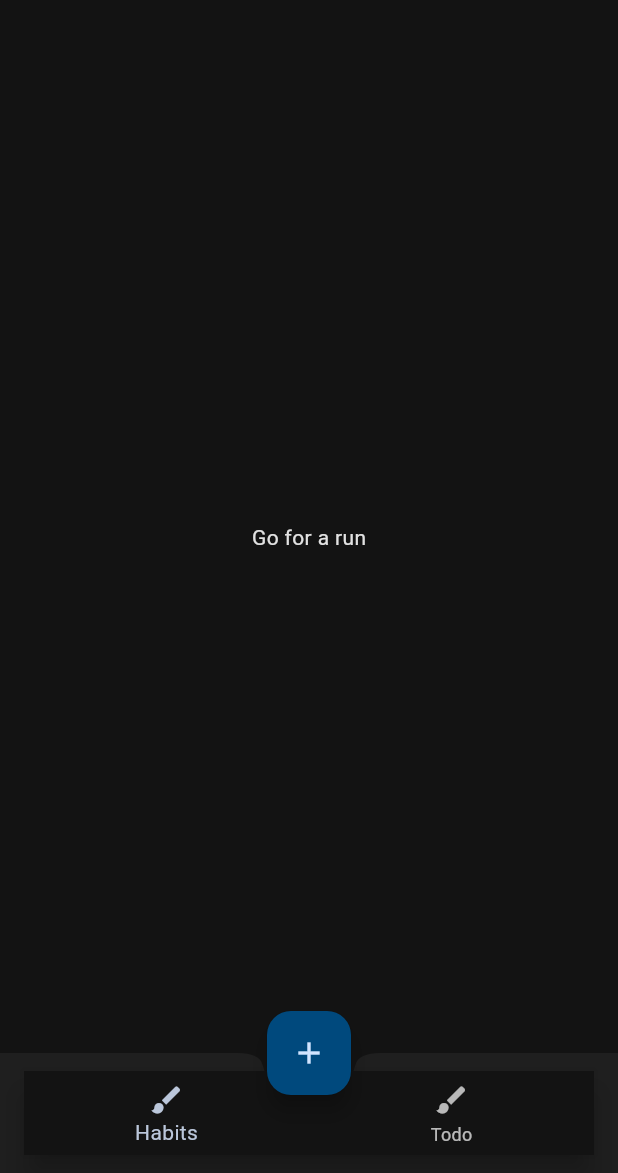
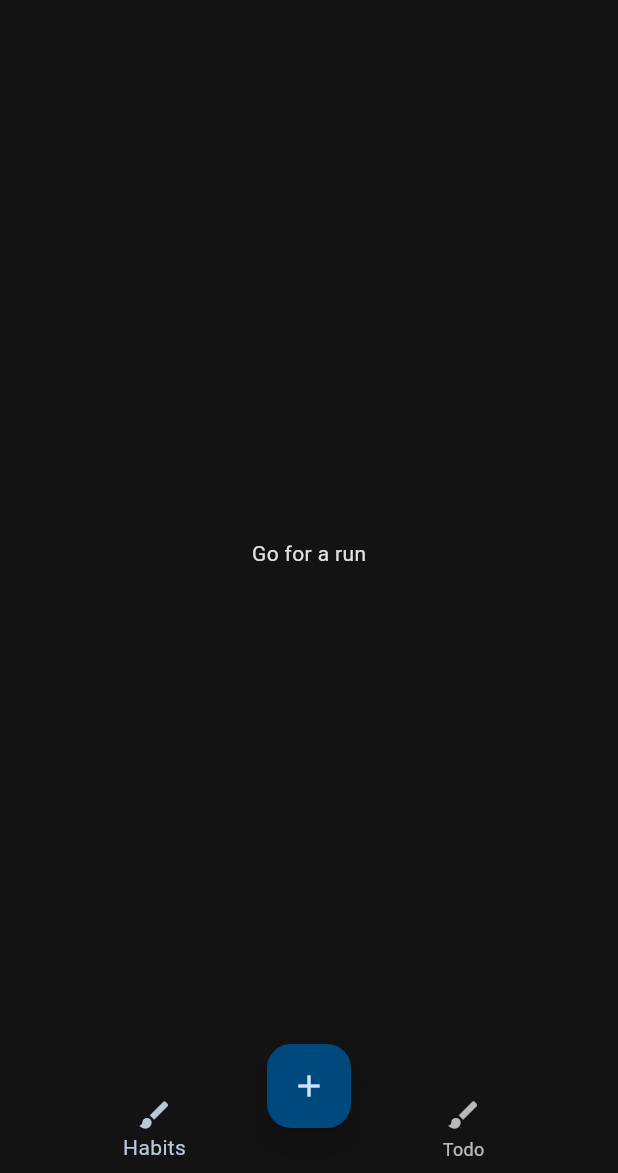
Before and after one commit to peri-Bot/Habit-tracker, a Flutter app: the screen it shows after launch, on a phone screen of 412 x 824 dp, the part 63-1236 px from its top. Run offline on Flutter 3.47's test engine with Material 3 defaults, Android fonts, the phone set to English and light mode, and no system bars.

Commit message:
add: bottom navigation

```diff
--- a/lib/home.dart
+++ b/lib/home.dart
@@ -26,12 +26,11 @@ class _MyHomePageState extends State<MyHomePage> {
           ],
         ),
       )),
-      bottomNavigationBar: BottomAppBar(
-          shape: CircularNotchedRectangle(),
-          child: BottomNavigationBar(items: const <BottomNavigationBarItem>[
-            BottomNavigationBarItem(icon: Icon(Icons.brush), label: "Habits"),
-            BottomNavigationBarItem(icon: Icon(Icons.brush), label: "Todo"),
-          ])),
+      bottomNavigationBar:
+          BottomNavigationBar(items: const <BottomNavigationBarItem>[
+        BottomNavigationBarItem(icon: Icon(Icons.brush), label: "Habits"),
+        BottomNavigationBarItem(icon: Icon(Icons.brush), label: "Todo"),
+      ]),
       floatingActionButtonLocation: FloatingActionButtonLocation.centerDocked,
       floatingActionButton: const FloatingActionButton(
         onPressed: null,
```
